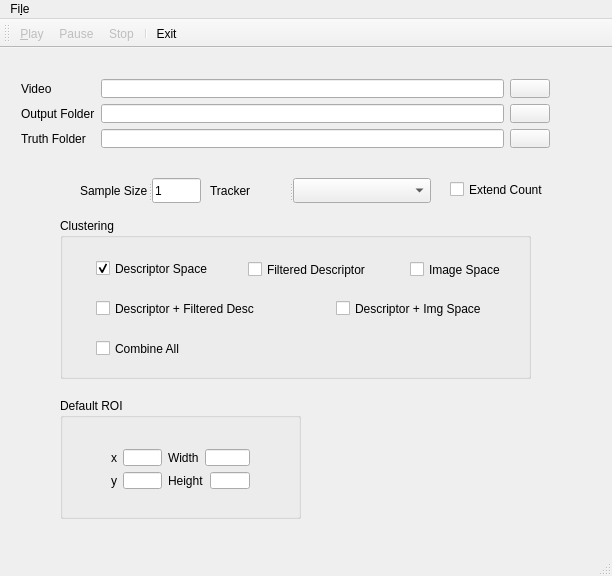
First picture: the form in vui/forms/vuiwindow.ui, repository ojmakhura/vocount, before the edit.
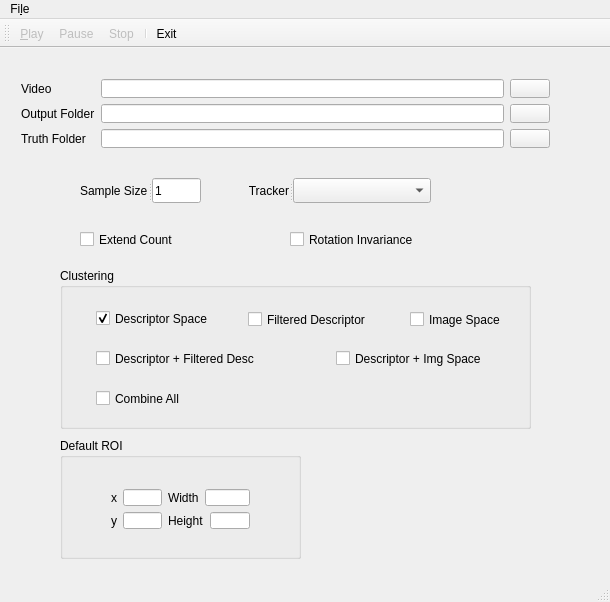
Second picture: the form after the edit. Icons and pictures are not drawn.

Commit message: added the code to include rotational invariance by adding angle as part of the dataset.

```diff
--- a/vui/forms/vuiwindow.ui
+++ b/vui/forms/vuiwindow.ui
@@ -6,8 +6,8 @@
    <rect>
     <x>0</x>
     <y>0</y>
-    <width>612</width>
-    <height>576</height>
+    <width>610</width>
+    <height>602</height>
    </rect>
   </property>
   <property name="windowTitle">
@@ -149,6 +149,9 @@
      <property name="text">
       <string>Tracker</string>
      </property>
+     <property name="alignment">
+      <set>Qt::AlignRight|Qt::AlignTrailing|Qt::AlignVCenter</set>
+     </property>
     </widget>
     <widget class="QComboBox" name="trackerComboBox">
      <property name="currentText">
@@ -163,7 +166,7 @@
     <property name="geometry">
      <rect>
       <x>60</x>
-      <y>170</y>
+      <y>220</y>
       <width>471</width>
       <height>161</height>
      </rect>
@@ -256,8 +259,8 @@
    <widget class="QCheckBox" name="extendCheckBox">
     <property name="geometry">
      <rect>
-      <x>450</x>
-      <y>130</y>
+      <x>80</x>
+      <y>180</y>
       <width>111</width>
       <height>23</height>
      </rect>
@@ -270,7 +273,7 @@
     <property name="geometry">
      <rect>
       <x>60</x>
-      <y>350</y>
+      <y>390</y>
       <width>241</width>
       <height>121</height>
      </rect>
@@ -278,7 +281,7 @@
     <property name="title">
      <string>Default ROI</string>
     </property>
-    <widget class="QWidget" name="">
+    <widget class="QWidget" name="layoutWidget">
      <property name="geometry">
       <rect>
        <x>40</x>
@@ -347,13 +350,26 @@
      </layout>
     </widget>
    </widget>
+   <widget class="QCheckBox" name="rotationInvariance">
+    <property name="geometry">
+     <rect>
+      <x>290</x>
+      <y>180</y>
+      <width>161</width>
+      <height>23</height>
+     </rect>
+    </property>
+    <property name="text">
+     <string>Rotation Invariance</string>
+    </property>
+   </widget>
   </widget>
   <widget class="QMenuBar" name="menuBar">
    <property name="geometry">
     <rect>
      <x>0</x>
      <y>0</y>
-     <width>612</width>
+     <width>610</width>
      <height>22</height>
     </rect>
    </property>
```
The commit also changes 5 other files.
